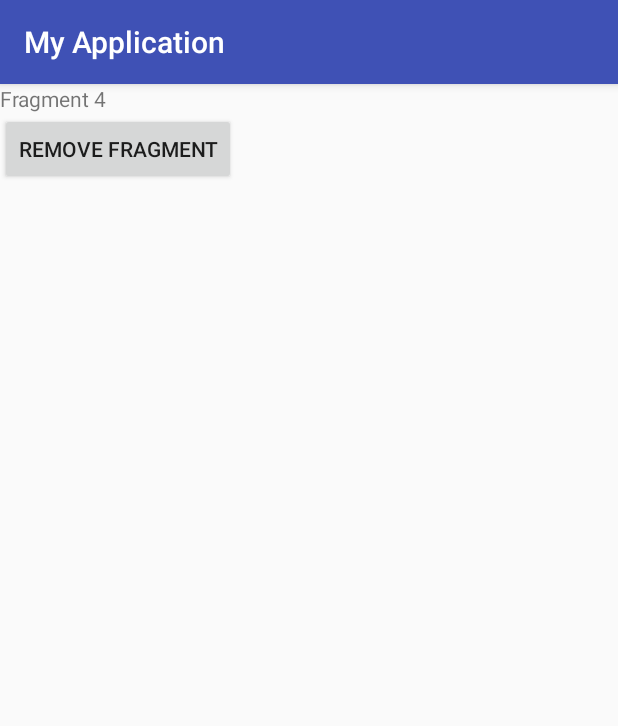
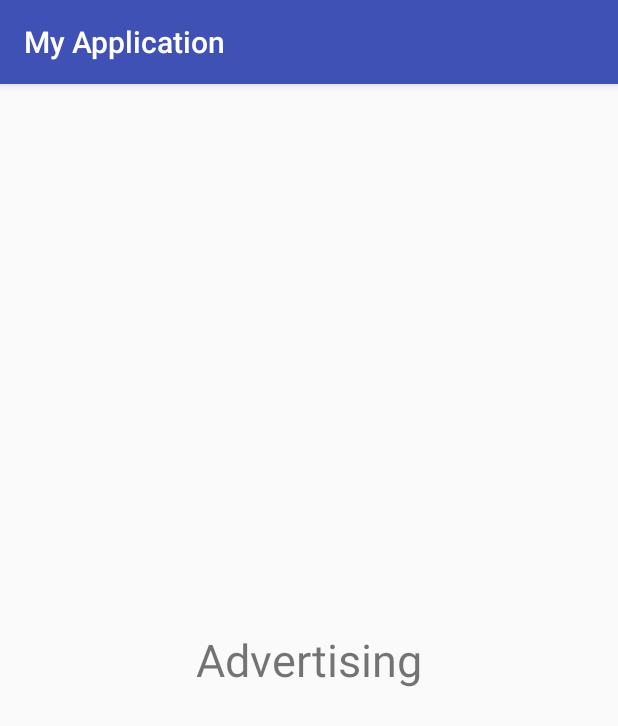
Before and after one commit to kelvincer/DynamicViewPager, an Android app: the fragment DFragment shown on its own in the app's theme, on a phone screen of 412 x 824 dp. Shown: the top 726 px of the screen. Run offline under Robolectric (Android 15) with nearby library versions, the phone set to English and light mode, and no system bars.

Commit message:
bug fixed

```diff
--- a/app/src/main/java/com/example/hp/myapplication/DFragment.java
+++ b/app/src/main/java/com/example/hp/myapplication/DFragment.java
@@ -14,7 +14,7 @@ import android.widget.Button;
  */
 public class DFragment extends Fragment {
 
-    FragmenPagerAdapter adapter;
+    StatePagerAdapter adapter;
     ViewPager pager;
 
     @Nullable
@@ -23,25 +23,10 @@ public class DFragment extends Fragment {
 
         View v = inflater.inflate(R.layout.view_4, container, false );
 
-        Button b = (Button) v.findViewById(R.id.button);
-
-        b.setOnClickListener(new View.OnClickListener() {
-            @Override
-            public void onClick(View v) {
-
-                int i = pager.getCurrentItem();
-
-                adapter.removeFragment(pager, 0);
-                adapter.notifyDataSetChanged();
-
-                pager.setCurrentItem(i-1);
-            }
-        });
-
         return v;
     }
 
-    public void setAdapter(FragmenPagerAdapter adapter){
+    public void setAdapter(StatePagerAdapter adapter){
          this.adapter = adapter;
     }
 
--- a/app/src/main/java/com/example/hp/myapplication/MainPagerAdapter.java
+++ b/app/src/main/java/com/example/hp/myapplication/MainPagerAdapter.java
@@ -48,7 +48,7 @@ public class MainPagerAdapter extends FragmentPagerAdapter {
     public Object instantiateItem (ViewGroup container, int position)
     {
         Fragment v = fragments.get (position);
-        container.addView (v);
+        container.addFragment (v);
 
         return v;
     }
--- a/app/src/main/res/layout/view.xml
+++ b/app/src/main/res/layout/view.xml
@@ -6,6 +6,8 @@
     <TextView
         android:layout_width="wrap_content"
         android:layout_height="wrap_content"
-        android:text="Fragment 1"/>
+        android:text="Fragment 1"
+        android:textSize="30sp"
+        android:layout_gravity="center_horizontal"/>
 
 </LinearLayout>
--- a/app/src/main/res/layout/view_2.xml
+++ b/app/src/main/res/layout/view_2.xml
@@ -6,6 +6,8 @@
     <TextView
         android:layout_width="wrap_content"
         android:layout_height="wrap_content"
+        android:layout_gravity="center_horizontal"
+        android:textSize="30sp"
         android:text="Fragment 2"/>
 
 </LinearLayout>
--- a/app/src/main/res/layout/view_4.xml
+++ b/app/src/main/res/layout/view_4.xml
@@ -1,18 +1,15 @@
 <?xml version="1.0" encoding="utf-8"?>
-<LinearLayout xmlns:android="http://schemas.android.com/apk/res/android"
+<RelativeLayout xmlns:android="http://schemas.android.com/apk/res/android"
     android:orientation="vertical" android:layout_width="match_parent"
-    android:layout_height="match_parent">
+    android:layout_height="match_parent"
+    android:layout_gravity="center">
 
 
     <TextView
         android:layout_width="wrap_content"
         android:layout_height="wrap_content"
-        android:text="Fragment 4"/>
+        android:layout_centerInParent="true"
+        android:text="Advertising"
+        android:textSize="30sp"/>
 
-    <Button
-        android:id="@+id/button"
-        android:layout_width="wrap_content"
-        android:layout_height="wrap_content"
-        android:text="Remove fragment"/>
-
-</LinearLayout>
+</RelativeLayout>
```
Also changed, not shown: app/src/main/java/com/example/hp/myapplication/CFragment.java (+2 -16 lines), app/src/main/java/com/example/hp/myapplication/FragmenPagerAdapter.java (deleted, +0 -109 lines), app/src/main/java/com/example/hp/myapplication/MainActivity.java (+39 -91 lines), app/src/main/java/com/example/hp/myapplication/StatePagerAdapter.java (added, +79 -0 lines), app/src/main/res/layout/view_3.xml (+3 -7 lines).
